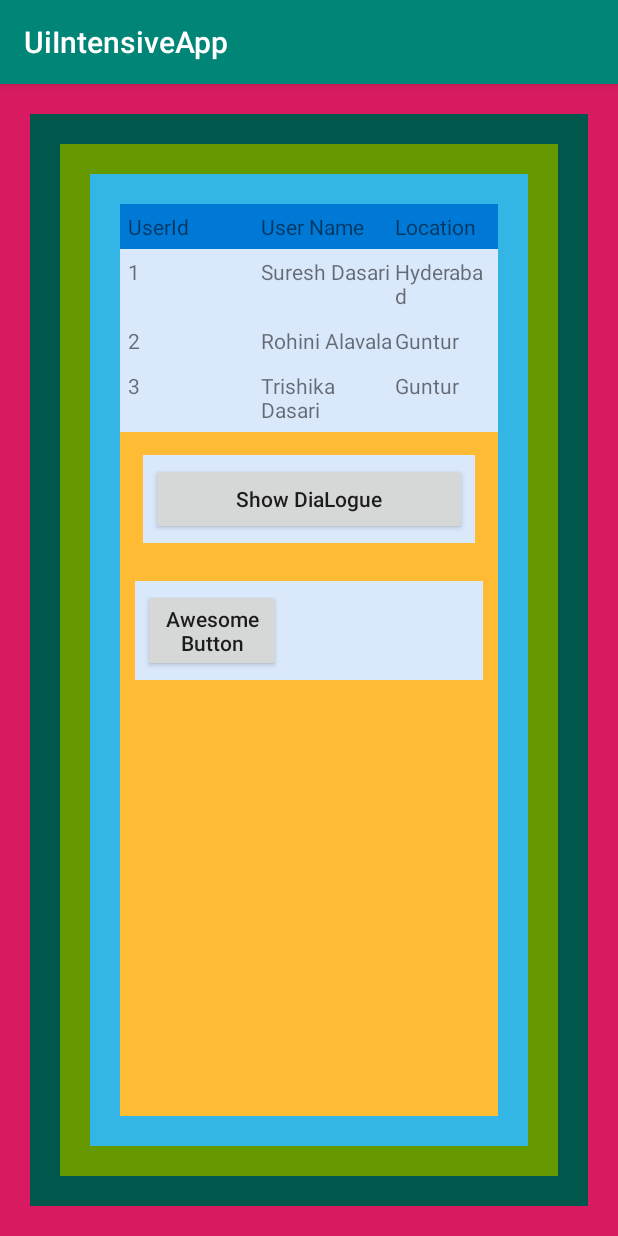
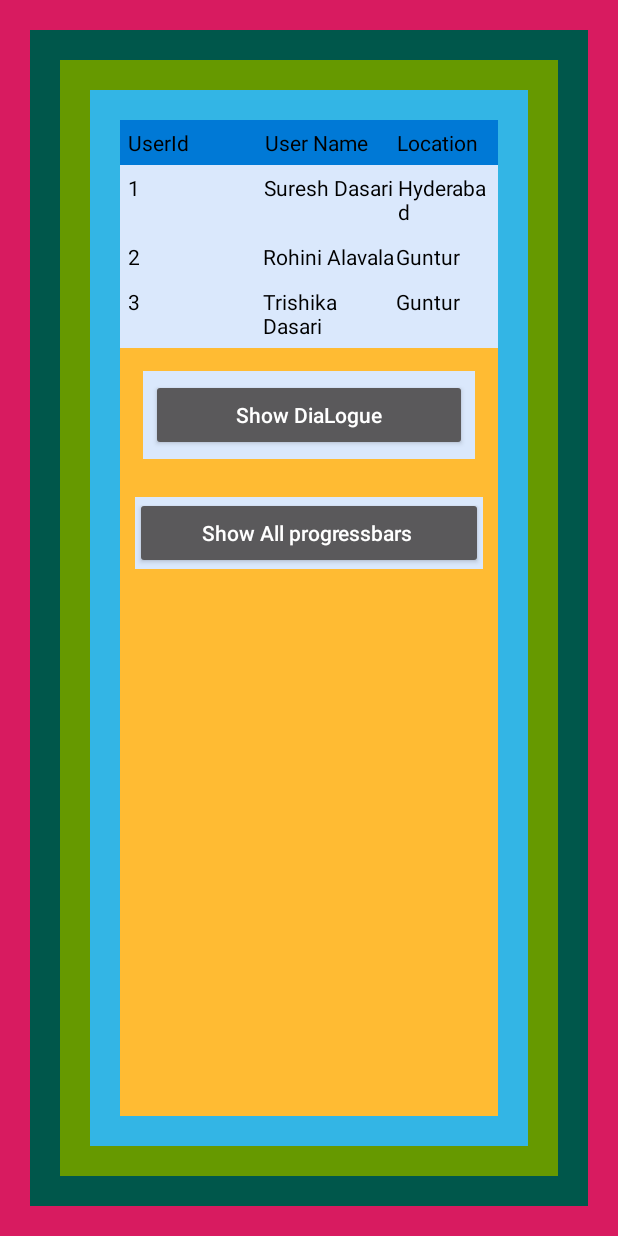
Before and after one commit to androidstudiooffshore/-UiIntensiveApp, an Android app: the screen it shows after launch (MainActivity), on a phone screen of 412 x 824 dp. Run offline under Robolectric (Android 15) with nearby library versions, the phone set to English and light mode, and no system bars.

Commit message:
Adeed design

```diff
--- a/app/src/main/AndroidManifest.xml
+++ b/app/src/main/AndroidManifest.xml
@@ -8,7 +8,7 @@
         android:label="@string/app_name"
         android:roundIcon="@mipmap/ic_launcher_round"
         android:supportsRtl="true"
-        android:theme="@style/AppTheme">
+        android:theme="@style/Theme.AppCompat.NoActionBar">
         <activity android:name=".MainActivity">
             <intent-filter>
                 <action android:name="android.intent.action.MAIN" />
--- a/app/src/main/res/layout/activity_main.xml
+++ b/app/src/main/res/layout/activity_main.xml
@@ -34,17 +34,20 @@
                        <TextView
                            android:layout_width="wrap_content"
                            android:layout_height="wrap_content"
-                           android:layout_weight="1"
+                           android:layout_weight="0.3"
+                           android:textColor="@android:color/black"
                            android:text="UserId" />
                        <TextView
                            android:layout_width="wrap_content"
                            android:layout_height="wrap_content"
-                           android:layout_weight="1"
+                           android:layout_weight="1.2"
+                           android:textColor="@android:color/black"
                            android:text="User Name" />
                        <TextView
                            android:layout_width="wrap_content"
                            android:layout_height="wrap_content"
-                           android:layout_weight="1"
+                           android:layout_weight="1.2"
+                           android:textColor="@android:color/black"
                            android:text="Location" />
                    </TableRow>
                    <TableRow android:background="#DAE8FC" android:padding="5dp">
@@ -52,16 +55,19 @@
                            android:layout_width="wrap_content"
                            android:layout_height="wrap_content"
                            android:layout_weight="1"
+                           android:textColor="@android:color/black"
                            android:text="1" />
                        <TextView
                            android:layout_width="wrap_content"
                            android:layout_height="wrap_content"
-                           android:layout_weight="1"
+                           android:layout_weight="2"
+                           android:textColor="@android:color/black"
                            android:text="Suresh Dasari" />
                        <TextView
                            android:layout_width="wrap_content"
                            android:layout_height="wrap_content"
-                           android:layout_weight="1"
+                           android:layout_weight="3"
+                           android:textColor="@android:color/black"
                            android:text="Hyderabad" />
                    </TableRow>
                    <TableRow android:background="#DAE8FC" android:padding="5dp">
@@ -69,16 +75,19 @@
                            android:layout_width="wrap_content"
                            android:layout_height="wrap_content"
                            android:layout_weight="1"
+                           android:textColor="@android:color/black"
                            android:text="2" />
                        <TextView
                            android:layout_width="wrap_content"
                            android:layout_height="wrap_content"
-                           android:layout_weight="1"
+                           android:layout_weight="2"
+                           android:textColor="@android:color/black"
                            android:text="Rohini Alavala" />
                        <TextView
                            android:layout_width="wrap_content"
                            android:layout_height="wrap_content"
-                           android:layout_weight="1"
+                           android:layout_weight="2"
+                           android:textColor="@android:color/black"
                            android:text="Guntur" />
                    </TableRow>
                    <TableRow android:background="#DAE8FC" android:padding="5dp">
@@ -86,16 +95,19 @@
                            android:layout_width="wrap_content"
                            android:layout_height="wrap_content"
                            android:layout_weight="1"
+                           android:textColor="@android:color/black"
                            android:text="3" />
                        <TextView
                            android:layout_width="wrap_content"
                            android:layout_height="wrap_content"
-                           android:layout_weight="1"
+                           android:layout_weight="2"
+                           android:textColor="@android:color/black"
                            android:text="Trishika Dasari" />
                        <TextView
                            android:layout_width="wrap_content"
                            android:layout_height="wrap_content"
-                           android:layout_weight="1"
+                           android:layout_weight="2"
+                           android:textColor="@android:color/black"
                            android:text="Guntur" />
                    </TableRow>
 
@@ -109,18 +121,30 @@
                            android:text="Show DiaLogue" />
 
                    </TableRow>
-                   <TableRow android:background="#DAE8FC" android:padding="5dp"
+                   <TableRow android:background="#DAE8FC"
                        android:layout_margin="10dp">
 
+
+
                        <androidx.appcompat.widget.AppCompatButton
-                           android:id="@+id/buttonAwesome"
-                           android:layout_width="109dp"
+                           android:id="@+id/button2"
+                           android:layout_width="wrap_content"
                            android:layout_height="wrap_content"
-                           android:text="Awesome Button"
+                           android:text="Show All progressbars "
+                           android:layout_weight="1"
                            android:textAllCaps="false" />
 
 
                    </TableRow>
+
+                   <TableRow
+                       android:layout_height="66dp"
+                       android:layout_margin="10dp"
+                       android:background="#DAE8FC">
+
+
+                   </TableRow>
+
 
                </TableLayout>
 
```
